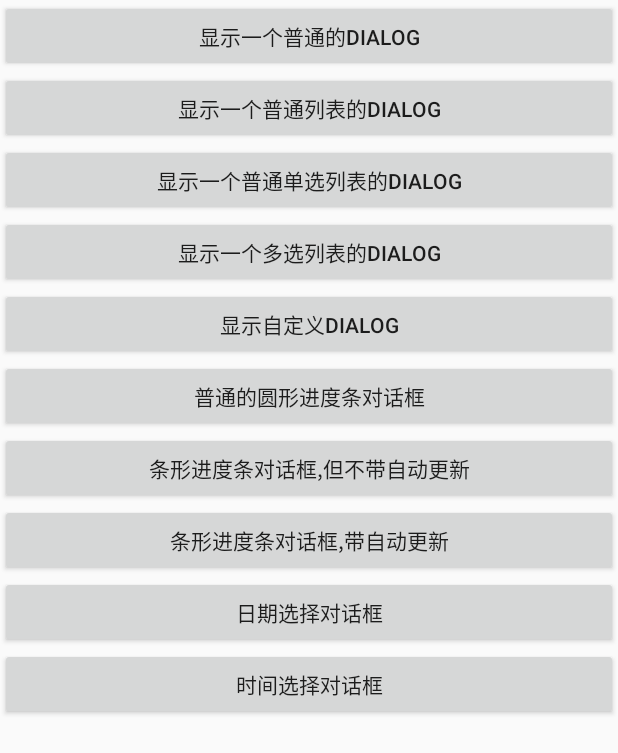
After one commit to pigff/MyAndroidStudy, an Android app: the DialogStudy screen opened directly, with no data from a screen before it, on a phone screen of 412 x 824 dp. The commit adds this screen. Shown: the top 753 px of the screen. Run offline under Robolectric (Android 15) with nearby library versions, the phone set to English and light mode, and no system bars; pictures from the network do not load; 1 statement that could not run was skipped.

Commit message:
2016-11-9

```diff
--- a/app/src/main/AndroidManifest.xml
+++ b/app/src/main/AndroidManifest.xml
@@ -40,6 +40,10 @@
 
         <activity android:name=".ServiceStudy"/>
 
+        <activity android:name=".SpinnerStudy"/>
+
+        <activity android:name=".DialogStudy"/>
+
         <service android:name=".service.MyService">
 
         </service>
--- /dev/null
+++ b/app/src/main/res/layout/activity_dialog_layout.xml
@@ -0,0 +1,67 @@
+<?xml version="1.0" encoding="utf-8"?>
+<LinearLayout xmlns:android="http://schemas.android.com/apk/res/android"
+              android:layout_width="match_parent"
+              android:layout_height="match_parent"
+              android:orientation="vertical">
+
+    <Button
+        android:id="@+id/show_dialog_btn_01"
+        android:layout_width="match_parent"
+        android:layout_height="wrap_content"
+        android:text="显示一个普通的dialog"/>
+
+    <Button
+        android:id="@+id/show_dialog_btn_02"
+        android:layout_width="match_parent"
+        android:layout_height="wrap_content"
+        android:text="显示一个普通列表的dialog"/>
+
+    <Button
+        android:id="@+id/show_dialog_btn_03"
+        android:layout_width="match_parent"
+        android:layout_height="wrap_content"
+        android:text="显示一个普通单选列表的dialog"/>
+
+    <Button
+        android:id="@+id/show_dialog_btn_04"
+        android:layout_width="match_parent"
+        android:layout_height="wrap_content"
+        android:text="显示一个多选列表的dialog"/>
+
+    <Button
+        android:id="@+id/show_dialog_btn_05"
+        android:layout_width="match_parent"
+        android:layout_height="wrap_content"
+        android:text="显示自定义dialog"/>
+
+    <Button
+        android:id="@+id/show_dialog_btn_06"
+        android:layout_width="match_parent"
+        android:layout_height="wrap_content"
+        android:text="普通的圆形进度条对话框"/>
+
+    <Button
+        android:id="@+id/show_dialog_btn_07"
+        android:layout_width="match_parent"
+        android:layout_height="wrap_content"
+        android:text="条形进度条对话框,但不带自动更新"/>
+
+    <Button
+        android:id="@+id/show_dialog_btn_08"
+        android:layout_width="match_parent"
+        android:layout_height="wrap_content"
+        android:text="条形进度条对话框,带自动更新"/>
+
+    <Button
+        android:id="@+id/show_dialog_btn_09"
+        android:layout_width="match_parent"
+        android:layout_height="wrap_content"
+        android:text="日期选择对话框"/>
+
+    <Button
+        android:id="@+id/show_dialog_btn_10"
+        android:layout_width="match_parent"
+        android:layout_height="wrap_content"
+        android:text="时间选择对话框"/>
+
+</LinearLayout>
--- a/app/src/main/res/values/colors.xml
+++ b/app/src/main/res/values/colors.xml
@@ -7,6 +7,7 @@
     <color name="white">#ffffff</color>
     <color name="yellow">#e1e90e</color>
     <color name="red">#df143d</color>
+    <color name="grey">#8d8d8d</color>
 
     <color name="bottom_color">#3086E4</color>
     <color name="bottom_bg">#40BAF8</color>
--- a/app/src/main/res/values/strings.xml
+++ b/app/src/main/res/values/strings.xml
@@ -30,4 +30,7 @@
     <string name="bind_service">绑定服务</string>
     <string name="unbind_service">解绑服务</string>
     <string name="check">查询</string>
+    <string name="intentservice">IntentService</string>
+    <string name="spinner"><![CDATA[Spinner & AutoCompleteTextView]]></string>
+    <string name="dialog">Dialog</string>
 </resources>
```
Also changed, not shown: app/src/main/java/com/example/lin/myandroidapplication/DialogStudy.java (added, +254 -0 lines), app/src/main/java/com/example/lin/myandroidapplication/MainActivity.java (+15 -1 lines), app/src/main/java/com/example/lin/myandroidapplication/ServiceStudy.java (+8 -3 lines), app/src/main/java/com/example/lin/myandroidapplication/SpinnerStudy.java (added, +77 -0 lines), app/src/main/java/com/example/lin/myandroidapplication/bean/Role.java (added, +40 -0 lines), app/src/main/java/com/example/lin/myandroidapplication/receiver/MyReceiver.java (+1 -6 lines), app/src/main/java/com/example/lin/myandroidapplication/service/MyService.java (+16 -6 lines), app/src/main/res/layout/activity_main.xml (+21 -1 lines), app/src/main/res/layout/activity_service_layout.xml (+11 -0 lines), app/src/main/res/layout/activity_spin_layout.xml (added, +61 -0 lines), app/src/main/res/layout/dialog_item.xml (added, +20 -0 lines), app/src/main/res/layout/lv_item.xml (+7 -6 lines), app/src/main/res/values/myarrays.xml (added, +11 -0 lines).
